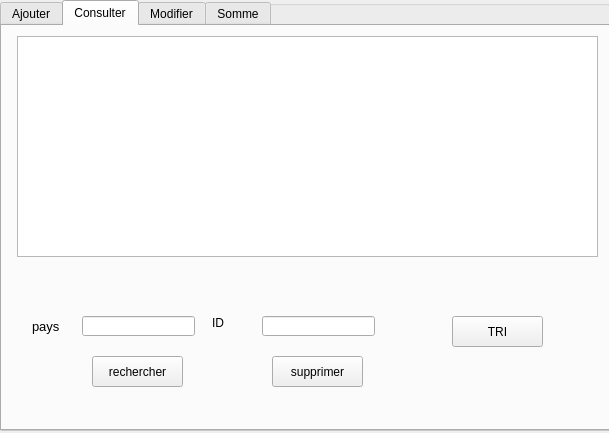
This is gestion_medaille.ui in dhiaeddine12/olympic_games_2A20 as Qt 5 draws it before an edit. The edited form follows.
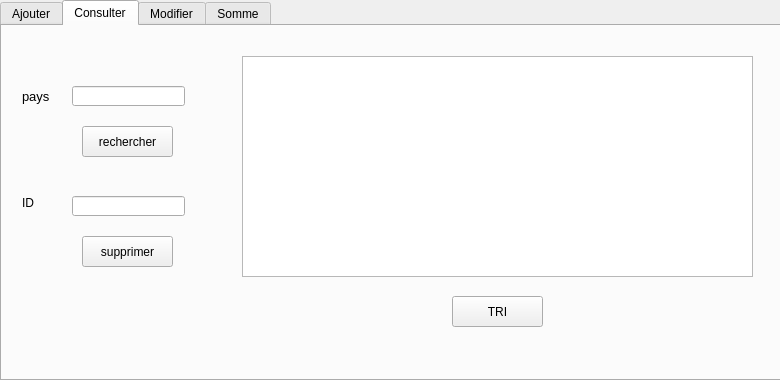
This is the edited form. The open tabs and pages were chosen to show the change.

What changed in the file:
```diff
--- a/gestion_medaille.ui
+++ b/gestion_medaille.ui
@@ -6,36 +6,24 @@
    <rect>
     <x>0</x>
     <y>0</y>
-    <width>609</width>
-    <height>433</height>
+    <width>780</width>
+    <height>380</height>
    </rect>
   </property>
   <property name="windowTitle">
    <string>Dialog</string>
   </property>
-  <widget class="QGroupBox" name="groupBox">
-   <property name="geometry">
-    <rect>
-     <x>0</x>
-     <y>0</y>
-     <width>611</width>
-     <height>431</height>
-    </rect>
-   </property>
-   <property name="title">
-    <string/>
-   </property>
    <widget class="QTabWidget" name="tabWidget">
     <property name="geometry">
      <rect>
       <x>0</x>
       <y>0</y>
-      <width>611</width>
-      <height>431</height>
+     <width>781</width>
+     <height>381</height>
      </rect>
     </property>
     <property name="currentIndex">
-     <number>2</number>
+    <number>1</number>
     </property>
     <widget class="QWidget" name="tab">
      <attribute name="title">
@@ -178,7 +166,7 @@
       <property name="geometry">
        <rect>
         <x>450</x>
-        <y>290</y>
+       <y>270</y>
         <width>91</width>
         <height>31</height>
        </rect>
@@ -190,8 +178,8 @@
      <widget class="QPushButton" name="pushButton_supprimer">
       <property name="geometry">
        <rect>
-        <x>270</x>
-        <y>330</y>
+       <x>80</x>
+       <y>210</y>
         <width>91</width>
         <height>31</height>
        </rect>
@@ -203,8 +191,8 @@
      <widget class="QLineEdit" name="lineEdit">
       <property name="geometry">
        <rect>
-        <x>80</x>
-        <y>290</y>
+       <x>70</x>
+       <y>60</y>
         <width>113</width>
         <height>20</height>
        </rect>
@@ -213,8 +201,8 @@
      <widget class="QLabel" name="label_5">
       <property name="geometry">
        <rect>
-        <x>30</x>
-        <y>290</y>
+       <x>20</x>
+       <y>60</y>
         <width>41</width>
         <height>21</height>
        </rect>
@@ -226,9 +214,9 @@
      <widget class="QTableView" name="tableView">
       <property name="geometry">
        <rect>
-        <x>15</x>
-        <y>10</y>
-        <width>581</width>
+       <x>240</x>
+       <y>30</y>
+       <width>511</width>
         <height>221</height>
        </rect>
       </property>
@@ -236,8 +224,8 @@
      <widget class="QPushButton" name="pushButton_2">
       <property name="geometry">
        <rect>
-        <x>90</x>
-        <y>330</y>
+       <x>80</x>
+       <y>100</y>
         <width>91</width>
         <height>31</height>
        </rect>
@@ -249,8 +237,8 @@
      <widget class="QLineEdit" name="lineEdit_sup">
       <property name="geometry">
        <rect>
-        <x>260</x>
-        <y>290</y>
+       <x>70</x>
+       <y>170</y>
         <width>113</width>
         <height>20</height>
        </rect>
@@ -262,8 +250,8 @@
      <widget class="QLabel" name="label_6">
       <property name="geometry">
        <rect>
-        <x>210</x>
-        <y>290</y>
+       <x>20</x>
+       <y>170</y>
         <width>47</width>
         <height>14</height>
        </rect>
@@ -413,7 +401,7 @@
      <widget class="QTableView" name="tableView_2">
       <property name="geometry">
        <rect>
-        <x>90</x>
+       <x>170</x>
         <y>20</y>
         <width>421</width>
         <height>261</height>
@@ -423,8 +411,8 @@
      <widget class="QPushButton" name="pushButton_Somme">
       <property name="geometry">
        <rect>
-        <x>240</x>
-        <y>320</y>
+       <x>340</x>
+       <y>310</y>
         <width>101</width>
         <height>31</height>
        </rect>
@@ -432,7 +420,6 @@
       <property name="text">
        <string>Somme</string>
       </property>
-     </widget>
     </widget>
    </widget>
   </widget>
```
Lines whose indentation alone changed are shown as unchanged.
